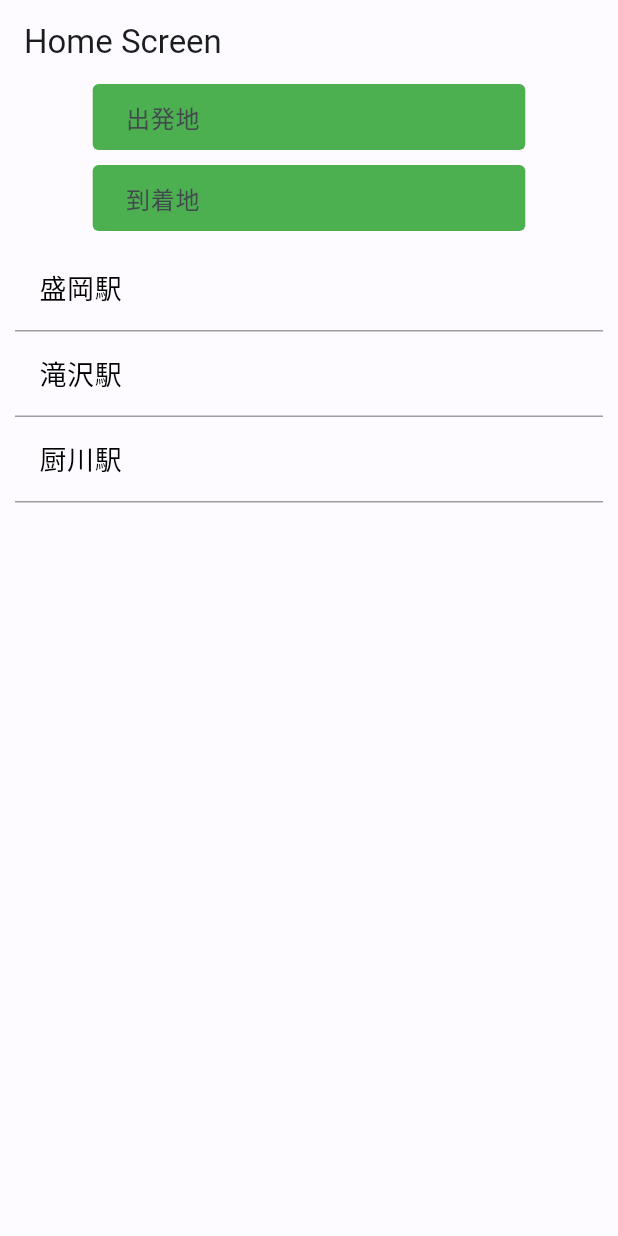
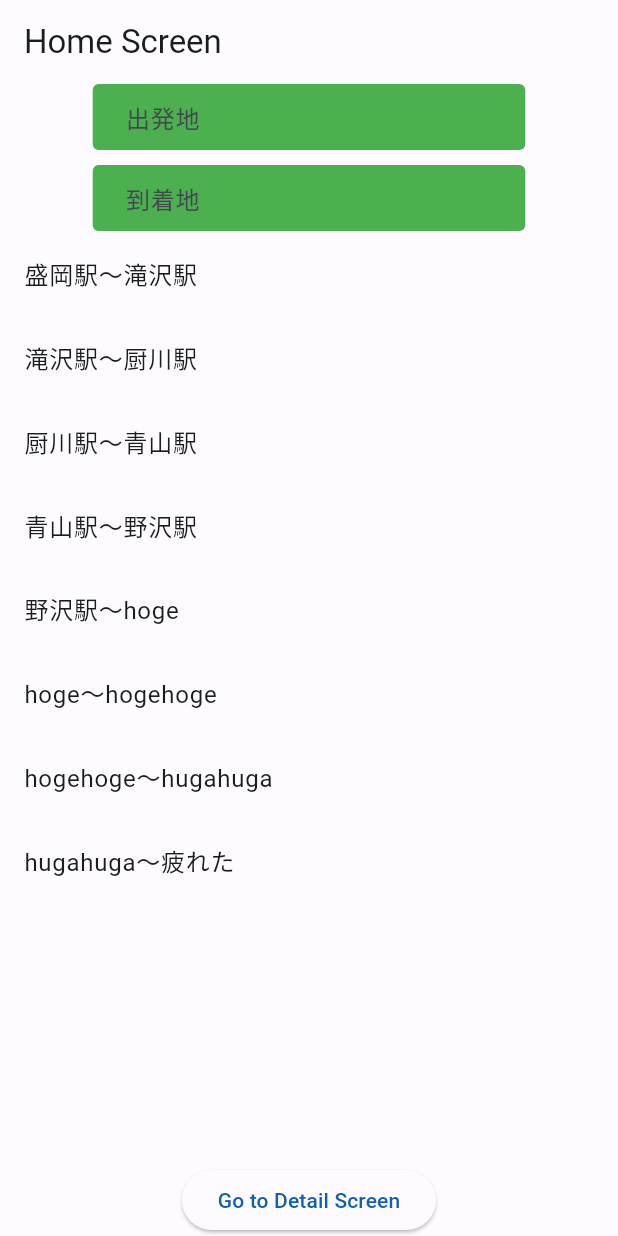
Before and after one commit to dao0203/system_design_app, a Flutter app: the screen it shows after launch, on a phone screen of 412 x 824 dp. Run offline on Flutter 3.47's test engine with Material 3 defaults, Android fonts, the light colour scheme and no system bars; our stand-ins replace auto_route, flutter_hooks, hooks_riverpod.

Commit message:
stationList add

```diff
--- a/lib/feature/home/home_screen.dart
+++ b/lib/feature/home/home_screen.dart
@@ -3,11 +3,20 @@ import 'package:flutter/material.dart';
 import 'package:flutter_hooks/flutter_hooks.dart';
 import 'package:hooks_riverpod/hooks_riverpod.dart';
 import 'package:system_design_app/feature/home/home_router.gr.dart';
-import 'package:flutter/material.dart';
 
 @RoutePage()
 class HomeScreen extends HookConsumerWidget {
-  List<String> stationList = ['盛岡駅', '滝沢駅', '厨川駅', '青山駅'];
+  List<String> stationList = [
+    '盛岡駅',
+    '滝沢駅',
+    '厨川駅',
+    '青山駅',
+    '野沢駅',
+    'hoge',
+    'hogehoge',
+    'hugahuga',
+    '疲れた'
+  ];
 
   HomeScreen({Key? key}) : super(key: key);
 
@@ -77,15 +86,25 @@ class HomeScreen extends HookConsumerWidget {
                 ],
               ),
             ),
-            Container(
-              // width: MediaQuery.of(context).size.width * 0.7,
-              padding: const EdgeInsets.all(10),
-              height: 200,
+            Expanded(
               child: ListView.builder(
-                //itemCount: stationList.length,
-                itemBuilder: (context, i) => _messageItem(stationList[i]),
+                itemCount: stationList.length - 1, // 最後の要素はペアがないため除外
+                itemBuilder: (context, index) {
+                  return ListTile(
+                    title:
+                        Text('${stationList[index]}～${stationList[index + 1]}'),
+                  );
+                },
               ),
-            )
+            ),
+            Center(
+              child: ElevatedButton(
+                onPressed: () {
+                  AutoRouter.of(context).push(const DetailRoute());
+                },
+                child: const Text('Go to Detail Screen'),
+              ),
+            ),
           ],
         ),
       ),
```
